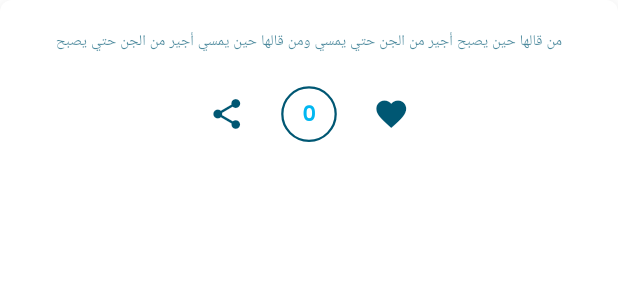
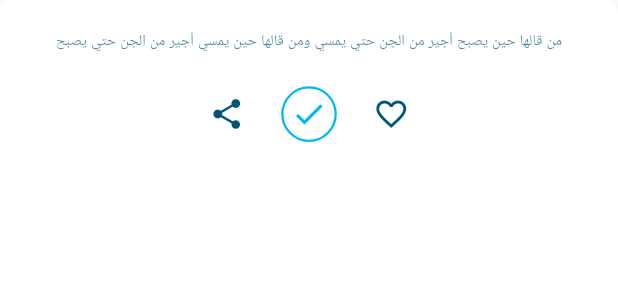
Before and after one commit to mahmoodhamdi/wirdak, a Flutter app: the ZikerActions widget shown alone on an empty page, opened directly with empty values, on a phone screen of 412 x 824 dp. Shown: the top 300 px of the screen. Run offline on Flutter 3.47's test engine with Material 3 defaults, Android fonts, the phone set to English and light mode, and no system bars; our stand-ins replace bloc, equatable, firebase_core, flutter_bloc, flutter_screenutil, flutter_svg and 1 more; accounts and stored records are empty.

Commit message:
Implement ZikerActions with Bloc state management

```diff
--- /dev/null
+++ b/lib/core/common/cubits/ziker_cubit.dart
@@ -0,0 +1,17 @@
+import 'package:bloc/bloc.dart';
+import 'package:equatable/equatable.dart';
+
+part 'ziker_state.dart';
+
+class ZikerCubit extends Cubit<ZikerState> {
+  ZikerCubit(int initialCount) : super(ZikerState(count: initialCount));
+
+  void increment() {
+    final newCount = state.count > 0 ? state.count - 1 : 0;
+    emit(ZikerState(count: newCount, isFavorite: state.isFavorite));
+  }
+
+  void toggleFavorite() {
+    emit(ZikerState(count: state.count, isFavorite: !state.isFavorite));
+  }
+}
--- /dev/null
+++ b/lib/core/common/cubits/ziker_state.dart
@@ -0,0 +1,10 @@
+part of 'ziker_cubit.dart';
+class ZikerState extends Equatable {
+  final int count;
+  final bool isFavorite;
+
+  const ZikerState({required this.count, this.isFavorite = false});
+
+  @override
+  List<Object> get props => [count, isFavorite];
+}
--- a/lib/core/common/widgets/ziker_actions.dart
+++ b/lib/core/common/widgets/ziker_actions.dart
@@ -1,6 +1,9 @@
 import 'package:flutter/material.dart';
+import 'package:flutter_bloc/flutter_bloc.dart';
 import 'package:flutter_screenutil/flutter_screenutil.dart';
+import 'package:wirdak/core/common/cubits/ziker_cubit.dart';
 import 'package:wirdak/core/common/models/azkar_model.dart';
+import 'package:wirdak/core/common/widgets/ziker_thwab.dart';
 import 'package:wirdak/core/utils/spacing.dart';
 
 class ZikerActions extends StatelessWidget {
@@ -10,10 +13,15 @@ class ZikerActions extends StatelessWidget {
 
   @override
   Widget build(BuildContext context) {
+    return BlocProvider(
+      create: (_) => ZikerCubit(ziker.count),
+      child: BlocBuilder<ZikerCubit, ZikerState>(
+        builder: (context, state) {
           return Container(
             decoration: ShapeDecoration(
               color: Colors.white,
-        shape: RoundedRectangleBorder(borderRadius: BorderRadius.circular(8)),
+              shape: RoundedRectangleBorder(
+                  borderRadius: BorderRadius.circular(8)),
               shadows: const [
                 BoxShadow(
                   color: Color(0x19000000),
@@ -26,40 +34,40 @@ class ZikerActions extends StatelessWidget {
             child: Column(
               children: [
                 verticalSpace(22),
-          const Text(
-            'من قالها حين يصبح أجير من الجن حتي يمسي ومن قالها حين يمسي أجير من الجن حتي يصبح',
-            textAlign: TextAlign.right,
-            style: TextStyle(
-              color: Color(0xB2005773),
-              fontSize: 10,
-              fontFamily: 'Poppins',
-              fontWeight: FontWeight.w400,
-            ),
-          ),
+                const ZikerThwab(),
                 verticalSpace(18),
                 Row(
                   mainAxisAlignment: MainAxisAlignment.center,
                   children: [
                     IconButton(
-                onPressed: () {},
+                      onPressed: () {
+                        context.read<ZikerCubit>().toggleFavorite();
+                      },
                       iconSize: 24,
-                icon: const Icon(
-                  Icons.favorite,
-                  color: Color(0xFF005773),
+                      icon: Icon(
+                        state.isFavorite
+                            ? Icons.favorite
+                            : Icons.favorite_border,
+                        color: const Color(0xFF005773),
                       ),
                     ),
                     horizontalSpace(8),
-              Container(
+                    GestureDetector(
+                      onTap: () {
+                        context.read<ZikerCubit>().increment();
+                      },
+                      child: Container(
                         width: 40.w,
                         height: 40.h,
                         decoration: BoxDecoration(
                           shape: BoxShape.circle,
-                  border:
-                      Border.all(color: const Color(0xFF005773), width: 1.5),
+                          border: Border.all(
+                              color: const Color(0xFF01B7F1), width: 1.5),
                         ),
                         child: Center(
-                  child: Text(
-                    ziker.count.toString(),
+                          child: state.count > 0
+                              ? Text(
+                                  state.count.toString(),
                                   style: const TextStyle(
                                     color: Color(0xFF01B7F1),
                                     fontSize: 14,
@@ -68,12 +76,19 @@ class ZikerActions extends StatelessWidget {
                                     height: 0,
                                     letterSpacing: -0.30,
                                   ),
+                                )
+                              : const Icon(
+                                  Icons.done,
+                                  color: Color(0xFF01B7F1),
+                                ),
                         ),
                       ),
                     ),
                     horizontalSpace(8),
                     IconButton(
-                onPressed: () {},
+                      onPressed: () {
+                        // Add share functionality if needed
+                      },
                       iconSize: 24,
                       icon: const Icon(
                         Icons.share,
@@ -86,5 +101,8 @@ class ZikerActions extends StatelessWidget {
               ],
             ),
           );
+        },
+      ),
+    );
   }
 }
--- a/lib/core/common/widgets/ziker_card.dart
+++ b/lib/core/common/widgets/ziker_card.dart
@@ -65,6 +65,7 @@ class ZikerCard extends StatelessWidget {
             verticalSpace(16),
             SvgPicture.asset(ImageStrings.down),
             verticalSpace(16),
+
             ZikerActions(ziker: ziker),
           ],
         ),
--- /dev/null
+++ b/lib/core/common/widgets/ziker_thwab.dart
@@ -0,0 +1,21 @@
+import 'package:flutter/material.dart';
+
+class ZikerThwab extends StatelessWidget {
+  const ZikerThwab({
+    super.key,
+  });
+
+  @override
+  Widget build(BuildContext context) {
+    return const Text(
+      'من قالها حين يصبح أجير من الجن حتي يمسي ومن قالها حين يمسي أجير من الجن حتي يصبح',
+      textAlign: TextAlign.right,
+      style: TextStyle(
+        color: Color(0xB2005773),
+        fontSize: 10,
+        fontFamily: 'Poppins',
+        fontWeight: FontWeight.w400,
+      ),
+    );
+  }
+}
```
Lines whose indentation alone changed are shown as unchanged.
